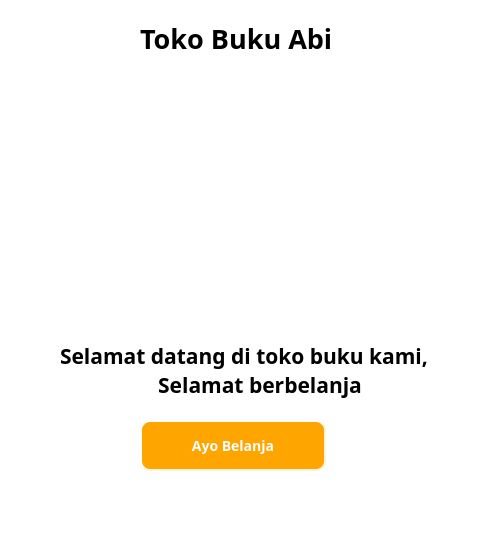
First picture: the form in mainwindow.ui, repository Azzamubaidillah/BookGuiApp, before the edit.
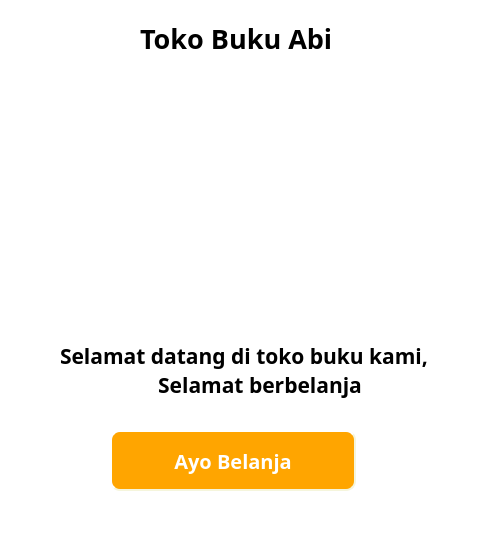
Second picture: the form after the edit. Icons and pictures are not drawn.

```diff
--- a/mainwindow.ui
+++ b/mainwindow.ui
@@ -53,10 +53,10 @@
    <widget class="QPushButton" name="pushButton">
     <property name="geometry">
      <rect>
-      <x>140</x>
-      <y>420</y>
-      <width>186</width>
-      <height>51</height>
+      <x>110</x>
+      <y>430</y>
+      <width>246</width>
+      <height>61</height>
      </rect>
     </property>
     <property name="font">
@@ -74,10 +74,10 @@
     border-width: 2px;
     border-radius: 10px;
     border-color: beige;
-    font: bold 14px;
+    font: bold 20px;
 	color:white;
     min-width: 10em;
-    padding: 6px;</string>
+    padding: 1px;</string>
     </property>
     <property name="text">
      <string>Ayo Belanja</string>
```
